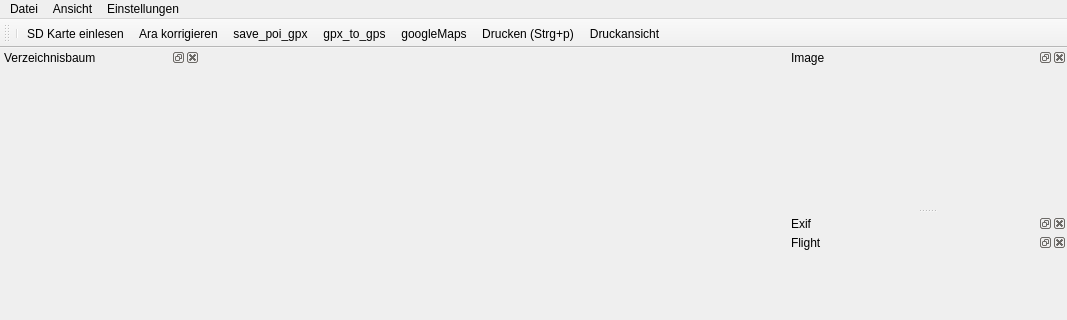
Above: poitagger/ui/poitagger.ui from dlr-eoc/poitagger before the change; both pictures show x 0 to 1067 and y 0 to 320 of the 1067 by 781 pixel window. Below: the same form after it.
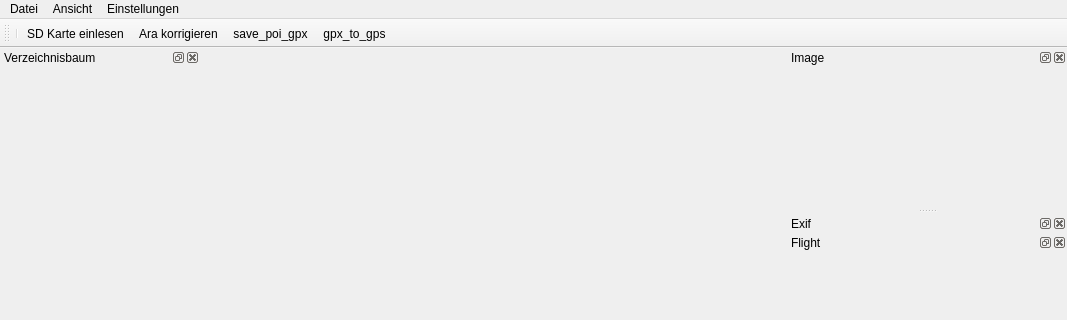
That is the form after the change. Icons and pictures are not drawn.

The edit to the form file:
```diff
--- a/poitagger/ui/poitagger.ui
+++ b/poitagger/ui/poitagger.ui
@@ -210,9 +210,6 @@
    <addaction name="actionAra_korrigieren"/>
    <addaction name="actionSave_poi_gpx"/>
    <addaction name="actionGpx_to_gps"/>
-   <addaction name="actionGoogleMaps"/>
-   <addaction name="actionDrucken"/>
-   <addaction name="actionDruckansicht"/>
   </widget>
   <widget class="QDockWidget" name="GeoViewDockWidget">
    <property name="windowTitle">
```
